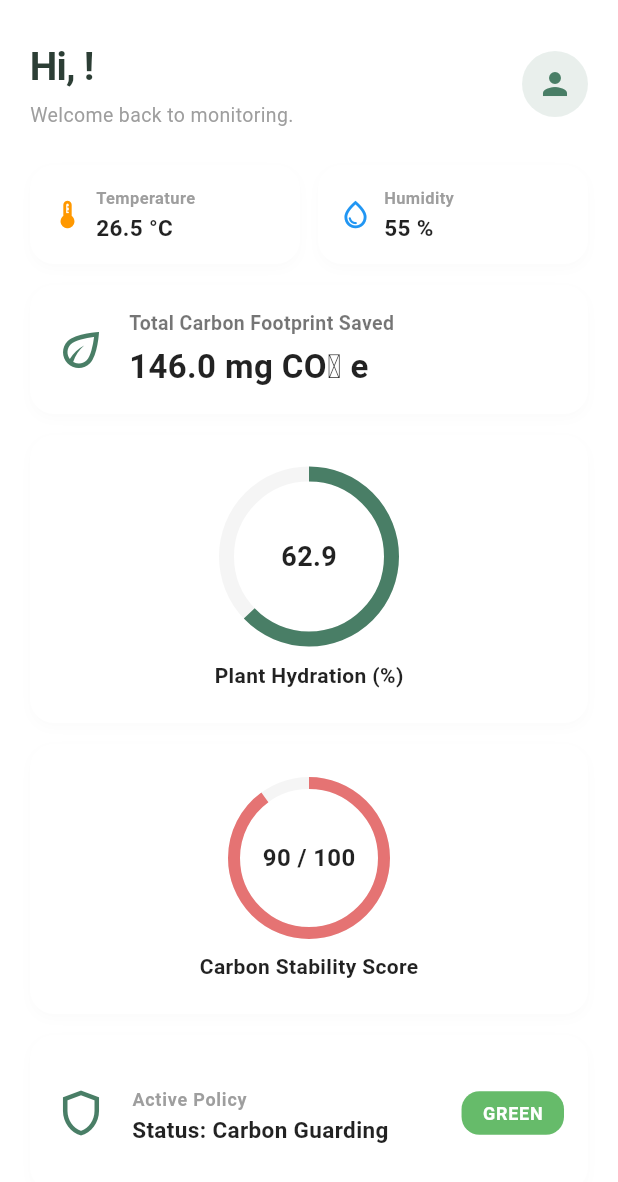
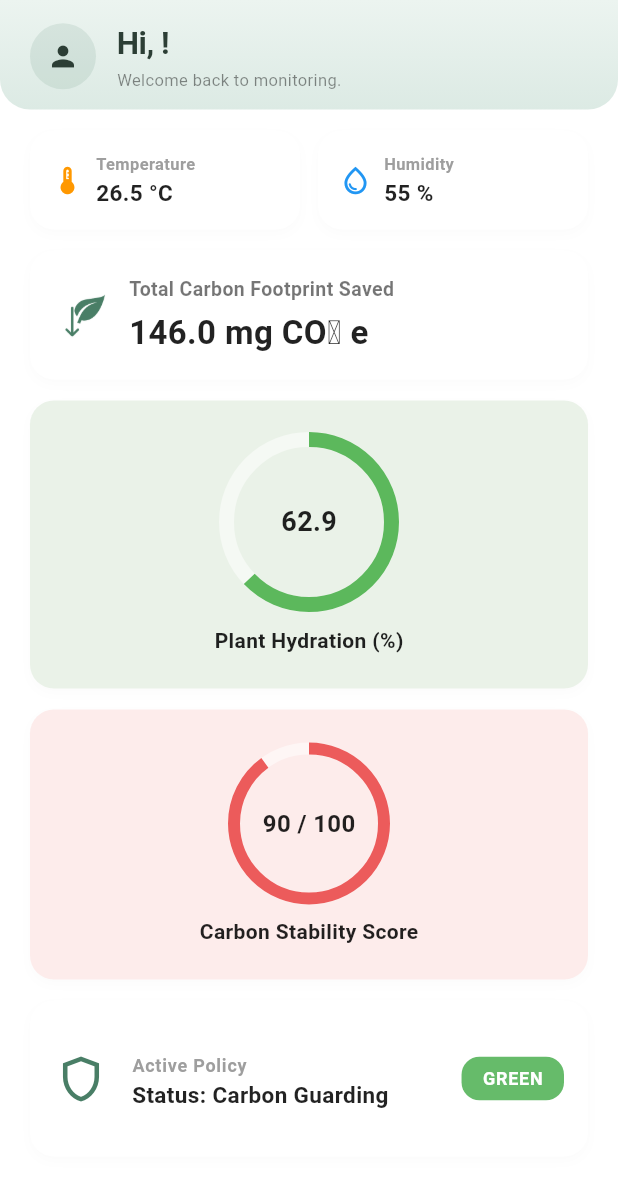
Before and after one commit to XY-00/mycf2, a Flutter app: the DashboardScreen screen opened directly, on a phone screen of 412 x 824 dp. Shown: the top 1182 px of the screen. Run offline on Flutter 3.47's test engine with Material 3 defaults, Android fonts, the phone set to English and light mode, and no system bars; our stand-ins replace supabase_flutter; accounts and stored records are empty.

Commit message:
fix: home page new version

```diff
--- a/lib/screens/dashboard_screen.dart
+++ b/lib/screens/dashboard_screen.dart
@@ -14,12 +14,12 @@ class _DashboardScreenState extends State<DashboardScreen> {
   int _stabilityScore = 90;
   String _policyStatus = 'GREEN';
 
-  // 硬件 DHT11 实时变量
+  // DHT11 实时硬件反馈变量
   double _temperature = 26.5;
   double _humidity = 55.0;
 
   // 动态捕获用户的真实 Full Name
-  String _userFullName = 'User';
+  String _userFullName = 'LEE XIN YI';
 
   RealtimeChannel? _statusSubscription;
 
@@ -36,7 +36,7 @@ class _DashboardScreenState extends State<DashboardScreen> {
       setState(() {
         _userFullName = user.userMetadata?['name'] ??
                         user.email?.split('@').first ??
-                        'User';
+                        'LEE XIN YI';
       });
     }
   }
@@ -80,49 +80,74 @@ class _DashboardScreenState extends State<DashboardScreen> {
     const Color darkGreenText = Color(0xFF2C3E35); // 优雅墨绿深字
 
     return Scaffold(
-      backgroundColor: Colors.transparent, // 👑 设为透明，完美融入外壳统一绑定的固定背景图
-      body: SafeArea(
-        child: SingleChildScrollView(
-          padding: const EdgeInsets.symmetric(horizontal: 20.0, vertical: 16.0),
+      backgroundColor: Colors.transparent, // 穿透 MainHolder 的固定大壁纸
+      body: SingleChildScrollView(
         child: Column(
           crossAxisAlignment: CrossAxisAlignment.start,
           children: [
-              const SizedBox(height: 10),
-
-              // 👑 第 1 点修改：彻底删除了顶部原先的绿色AppBar框，换成完全贴合第二张照片的高级左侧问候与右侧头像布局
-              Row(
-                mainAxisAlignment: MainAxisAlignment.spaceBetween,
+            // 👑 彻底重构顶部背景：去掉固定高度，改用 Padding 自动紧密包裹内容，下边缘绝不多留任何空位！
+            Container(
+              width: double.infinity,
+              decoration: const BoxDecoration(
+                gradient: LinearGradient(
+                  colors: [Color(0xFFECF4F0), Color(0xFFDCEAE4)], // 清透温柔的莫兰迪浅豆绿
+                  begin: Alignment.topCenter,
+                  end: Alignment.bottomCenter,
+                ),
+                borderRadius: BorderRadius.only(
+                  bottomLeft: Radius.circular(20),
+                  bottomRight: Radius.circular(20),
+                ),
+              ),
+              child: SafeArea(
+                bottom: false, // 👑 关键：让安全区域在底部不留白，交给 Padding 统一精准控制
+                child: Padding(
+                  // 👑 通过调整这里的 bottom 边距为 10，让绿底色块在文字下方实现完美贴合包裹
+                  padding: const EdgeInsets.only(left: 20.0, right: 20.0, top: 14.0, bottom: 12.0),
+                  child: Row(
+                    mainAxisAlignment: MainAxisAlignment.start,
+                    crossAxisAlignment: CrossAxisAlignment.center,
                     children: [
+                      // 左侧头像
+                      CircleAvatar(
+                        radius: 22,
+                        backgroundColor: primaryGreen.withOpacity(0.12),
+                        child: const Icon(Icons.person, color: darkGreenText, size: 22),
+                      ),
+                      const SizedBox(width: 14),
+                      // 问候文字
                       Column(
                         crossAxisAlignment: CrossAxisAlignment.start,
+                        mainAxisSize: MainAxisSize.min,
                         children: [
                           Text(
                             'Hi, $_userFullName!',
                             style: const TextStyle(
-                          fontSize: 26,
+                              fontSize: 21,
                               fontWeight: FontWeight.bold,
                               color: darkGreenText,
-                          letterSpacing: -0.5,
+                              letterSpacing: -0.3,
                             ),
                           ),
-                      const SizedBox(height: 4),
+                          const SizedBox(height: 1),
                           const Text(
                             'Welcome back to monitoring.',
-                        style: TextStyle(fontSize: 13, color: Colors.grey, fontWeight: FontWeight.w400),
+                            style: TextStyle(fontSize: 11, color: Colors.black45, fontWeight: FontWeight.w400),
                           ),
                         ],
                       ),
-                  // 👑 右侧高颜值的舒适头像徽章
-                  CircleAvatar(
-                    radius: 22,
-                    backgroundColor: primaryGreen.withOpacity(0.12),
-                    child: const Icon(Icons.person, color: primaryGreen),
-                  ),
                     ],
                   ),
-              const SizedBox(height: 24),
+                ),
+              ),
+            ),
 
-              // DHT11 实时并排卡片
+            Padding(
+              padding: const EdgeInsets.symmetric(horizontal: 20.0),
+              child: Column(
+                children: [
+                  const SizedBox(height: 14),
+                  // DHT11 实时温湿度反馈卡片组件
                   Row(
                     children: [
                       Expanded(
@@ -148,9 +173,16 @@ class _DashboardScreenState extends State<DashboardScreen> {
 
                   // 卡片一：Total Carbon Footprint Saved
                   _buildOriginalCard(
+                    color: Colors.white,
                     child: Row(
                       children: [
-                    const Icon(Icons.eco_outlined, size: 36, color: primaryGreen),
+                        Image.asset(
+                          'assets/my_ic_carbonfootprint.png',
+                          width: 36,
+                          height: 36,
+                          color: primaryGreen,
+                          errorBuilder: (context, error, stackTrace) => const Icon(Icons.eco_outlined, size: 36, color: primaryGreen),
+                        ),
                         const SizedBox(width: 14),
                         Column(
                           crossAxisAlignment: CrossAxisAlignment.start,
@@ -172,6 +204,7 @@ class _DashboardScreenState extends State<DashboardScreen> {
 
                   // 卡片二：Plant Hydration (%)
                   _buildOriginalCard(
+                    color: const Color(0xFFEAF2E8),
                     child: Column(
                       children: [
                         const SizedBox(height: 10),
@@ -184,11 +217,10 @@ class _DashboardScreenState extends State<DashboardScreen> {
                               child: CircularProgressIndicator(
                                 value: _moisture / 100,
                                 strokeWidth: 10,
-                            backgroundColor: Colors.grey.withOpacity(0.1),
-                            color: primaryGreen,
+                                backgroundColor: Colors.white.withOpacity(0.5),
+                                color: const Color(0xFF5CB85C),
                               ),
                             ),
-                        // 👑 第 3 点修改：因为外部组件已经标注了 (%)，这里去掉多余的 % 符号，直接显示纯净的数字
                             Text(
                               '$_moisture',
                               style: const TextStyle(fontSize: 18, fontWeight: FontWeight.bold, color: Colors.black87)
@@ -207,6 +239,7 @@ class _DashboardScreenState extends State<DashboardScreen> {
 
                   // 卡片三：Carbon Stability Score
                   _buildOriginalCard(
+                    color: const Color(0xFFFDECEB),
                     child: Column(
                       children: [
                         const SizedBox(height: 10),
@@ -219,8 +252,8 @@ class _DashboardScreenState extends State<DashboardScreen> {
                               child: CircularProgressIndicator(
                                 value: _stabilityScore / 100,
                                 strokeWidth: 8,
-                            backgroundColor: Colors.grey.withOpacity(0.1),
-                            color: const Color(0xFFE57373),
+                                backgroundColor: Colors.white.withOpacity(0.5),
+                                color: const Color(0xFFEC5B5B),
                               ),
                             ),
                             Text(
@@ -241,6 +274,7 @@ class _DashboardScreenState extends State<DashboardScreen> {
 
                   // 卡片四：Active Policy
                   _buildOriginalCard(
+                    color: Colors.white,
                     child: ListTile(
                       contentPadding: EdgeInsets.zero,
                       leading: const Icon(Icons.shield_outlined, size: 36, color: primaryGreen),
@@ -261,8 +295,11 @@ class _DashboardScreenState extends State<DashboardScreen> {
                       ),
                     ),
                   ),
+                  const SizedBox(height: 20),
                 ],
               ),
+            ),
+          ],
         ),
       ),
     );
@@ -300,13 +337,13 @@ class _DashboardScreenState extends State<DashboardScreen> {
     );
   }
 
-  Widget _buildOriginalCard({required Widget child}) {
+  Widget _buildOriginalCard({required Widget child, required Color color}) {
     return Container(
       width: double.infinity,
       margin: const EdgeInsets.only(bottom: 14),
       padding: const EdgeInsets.all(16),
       decoration: BoxDecoration(
-        color: Colors.white,
+        color: color,
         borderRadius: BorderRadius.circular(16),
         boxShadow: [
           BoxShadow(color: Colors.black.withOpacity(0.015), blurRadius: 6, offset: const Offset(0, 3))
```
Lines whose indentation alone changed are shown as unchanged.
